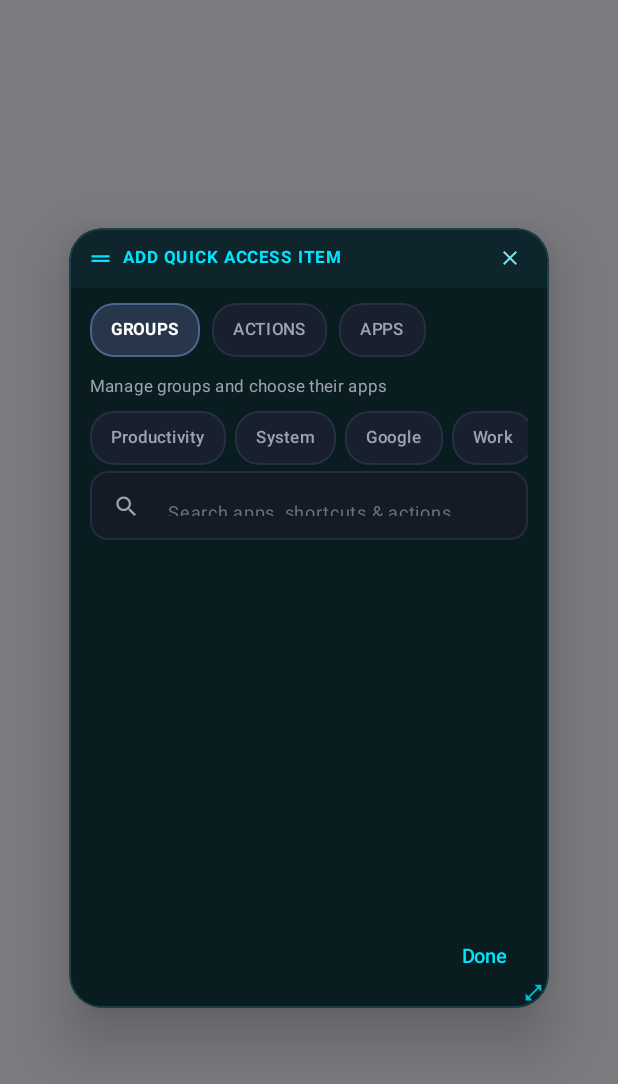
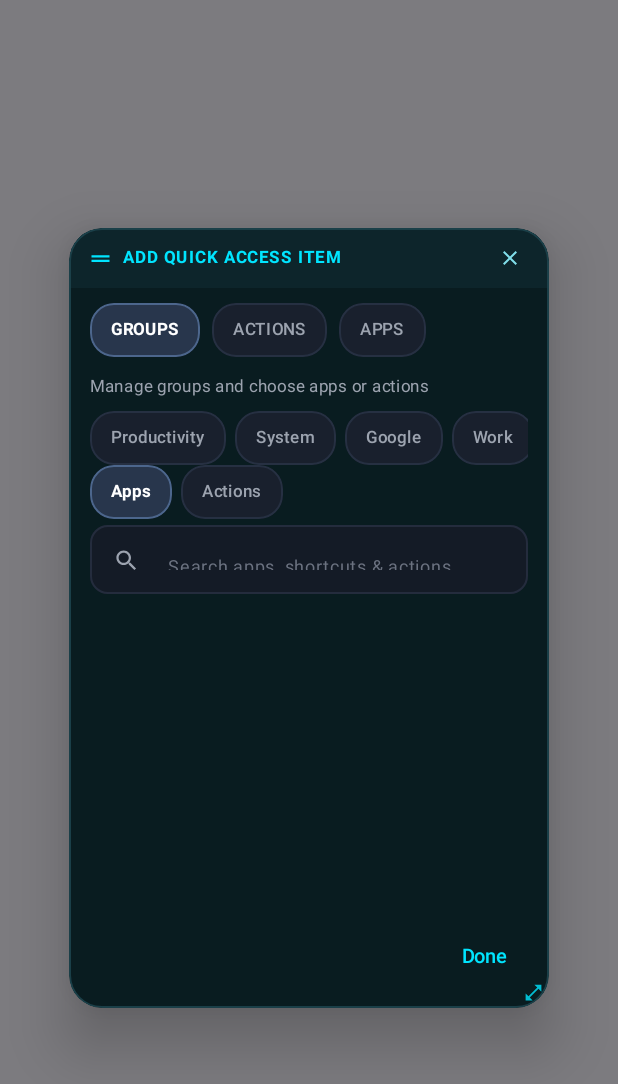
Before and after one commit to 98Rahulsingh/One-hand-, an Android app built with Jetpack Compose: the composable AddQuickAccessModal shown on its own in the app's theme, on a phone screen of 412 x 824 dp. Shown: the top 1084 px of the screen. Run offline under Robolectric (Android 15) with nearby library versions, the phone set to English and light mode, and no system bars.

Commit message:
fix: allow actions to be added to groups

```diff
--- a/app/src/main/java/com/example/ui/screens/AddQuickAccessModal.kt
+++ b/app/src/main/java/com/example/ui/screens/AddQuickAccessModal.kt
@@ -137,7 +137,7 @@ fun AddQuickAccessModal(
 
             if (!tilesTab && selectedAddTab == "GROUPS") {
                 Text(
-                    text = "Manage groups and choose their apps",
+                    text = "Manage groups and choose apps or actions",
                     color = Color(0xFF9CA3AF),
                     fontSize = 11.sp
                 )
@@ -227,6 +227,20 @@ fun AddQuickAccessModal(
                             modifier = Modifier.testTag("group_auto_switch")
                         )
                     }
+                }
+                // Group membership supports both launchable apps and actions.
+                // The old Groups tab forced ItemType.APP, hiding every action from
+                // the group picker; expose an explicit type selector here.
+                Row(
+                    modifier = Modifier.fillMaxWidth(),
+                    horizontalArrangement = Arrangement.spacedBy(6.dp)
+                ) {
+                    FilterPill("Apps", filterType == ItemType.APP, {
+                        viewModel.setItemFilterType(ItemType.APP)
+                    }, "group_filter_apps")
+                    FilterPill("Actions", filterType == ItemType.ACTION, {
+                        viewModel.setItemFilterType(ItemType.ACTION)
+                    }, "group_filter_actions")
                 }
                 Spacer(modifier = Modifier.height(4.dp))
             } else if (!tilesTab) {
```
